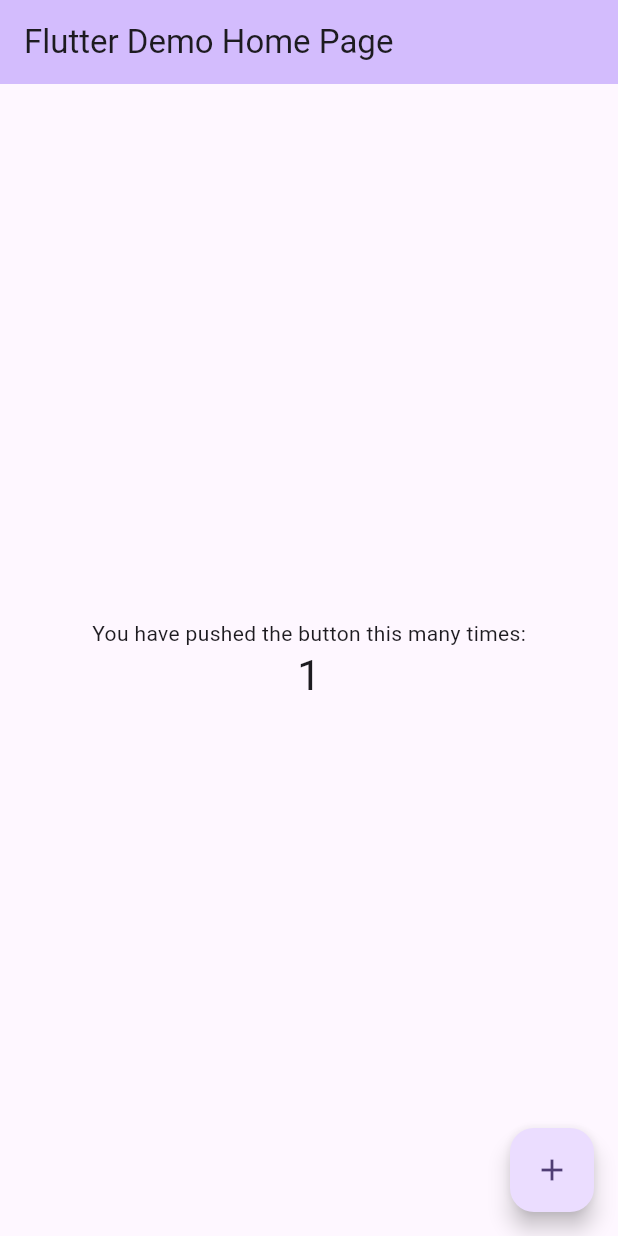
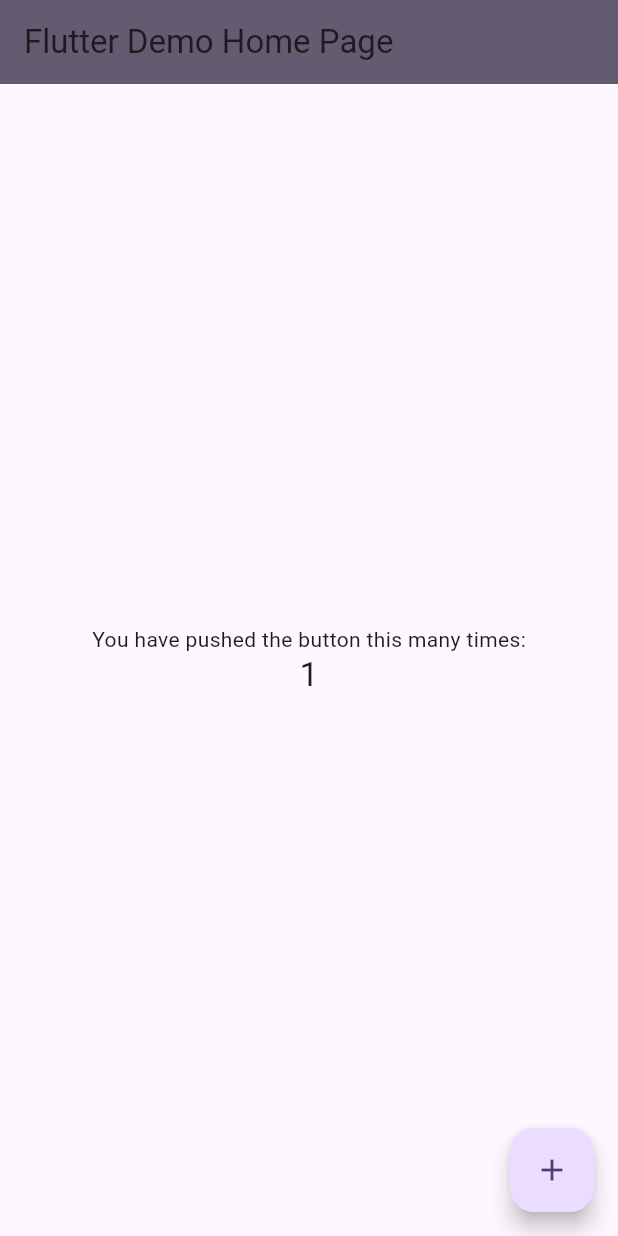
Before and after one commit to dsyndsyn/demo-project, a Flutter app: the screen it shows after launch, after a tap on the "add" icon, on a phone screen of 412 x 824 dp. Run offline on Flutter 3.47's test engine with Material 3 defaults, Android fonts, the phone set to English and light mode, and no system bars.

Commit message:
Final Commit

```diff
--- a/lib/main.dart
+++ b/lib/main.dart
@@ -1,33 +1,23 @@
 import 'package:flutter/material.dart';
+import 'package:provider/provider.dart';
 
 void main() {
-  runApp(const MyApp());
+  runApp(
+    ChangeNotifierProvider(
+      create: (context) => Counter(), // Provide the Counter instance
+      child: const MyApp(),
+    ),
+  );
 }
 
 class MyApp extends StatelessWidget {
-  const MyApp({super.key});
+  const MyApp({Key? key}) : super(key: key);
 
-  // This widget is the root of your application.
   @override
   Widget build(BuildContext context) {
     return MaterialApp(
       title: 'Flutter Demo',
       theme: ThemeData(
-        // This is the theme of your application.
-        //
-        // TRY THIS: Try running your application with "flutter run". You'll see
-        // the application has a purple toolbar. Then, without quitting the app,
-        // try changing the seedColor in the colorScheme below to Colors.green
-        // and then invoke "hot reload" (save your changes or press the "hot
-        // reload" button in a Flutter-supported IDE, or press "r" if you used
-        // the command line to start the app).
-        //
-        // Notice that the counter didn't reset back to zero; the application
-        // state is not lost during the reload. To reset the state, use hot
-        // restart instead.
-        //
-        // This works for code too, not just values: Most code changes can be
-        // tested with just a hot reload.
         colorScheme: ColorScheme.fromSeed(seedColor: Colors.deepPurple),
         useMaterial3: true,
       ),
@@ -36,90 +26,56 @@ class MyApp extends StatelessWidget {
   }
 }
 
-class MyHomePage extends StatefulWidget {
-  const MyHomePage({super.key, required this.title});
-
-  // This widget is the home page of your application. It is stateful, meaning
-  // that it has a State object (defined below) that contains fields that affect
-  // how it looks.
-
-  // This class is the configuration for the state. It holds the values (in this
-  // case the title) provided by the parent (in this case the App widget) and
-  // used by the build method of the State. Fields in a Widget subclass are
-  // always marked "final".
+class MyHomePage extends StatelessWidget {
+  const MyHomePage({Key? key, required this.title}) : super(key: key);
 
   final String title;
 
   @override
-  State<MyHomePage> createState() => _MyHomePageState();
-}
-
-class _MyHomePageState extends State<MyHomePage> {
-  int _counter = 0;
-
-  void _incrementCounter() {
-    setState(() {
-      // This call to setState tells the Flutter framework that something has
-      // changed in this State, which causes it to rerun the build method below
-      // so that the display can reflect the updated values. If we changed
-      // _counter without calling setState(), then the build method would not be
-      // called again, and so nothing would appear to happen.
-      _counter++;
-    });
-  }
-
-  @override
   Widget build(BuildContext context) {
-    // This method is rerun every time setState is called, for instance as done
-    // by the _incrementCounter method above.
-    //
-    // The Flutter framework has been optimized to make rerunning build methods
-    // fast, so that you can just rebuild anything that needs updating rather
-    // than having to individually change instances of widgets.
     return Scaffold(
       appBar: AppBar(
-        // TRY THIS: Try changing the color here to a specific color (to
-        // Colors.amber, perhaps?) and trigger a hot reload to see the AppBar
-        // change color while the other colors stay the same.
-        backgroundColor: Theme.of(context).colorScheme.inversePrimary,
-        // Here we take the value from the MyHomePage object that was created by
-        // the App.build method, and use it to set our appbar title.
-        title: Text(widget.title),
+        backgroundColor: Theme.of(context).colorScheme.secondary,
+        title: Text(title),
       ),
       body: Center(
-        // Center is a layout widget. It takes a single child and positions it
-        // in the middle of the parent.
         child: Column(
-          // Column is also a layout widget. It takes a list of children and
-          // arranges them vertically. By default, it sizes itself to fit its
-          // children horizontally, and tries to be as tall as its parent.
-          //
-          // Column has various properties to control how it sizes itself and
-          // how it positions its children. Here we use mainAxisAlignment to
-          // center the children vertically; the main axis here is the vertical
-          // axis because Columns are vertical (the cross axis would be
-          // horizontal).
-          //
-          // TRY THIS: Invoke "debug painting" (choose the "Toggle Debug Paint"
-          // action in the IDE, or press "p" in the console), to see the
-          // wireframe for each widget.
           mainAxisAlignment: MainAxisAlignment.center,
           children: <Widget>[
             const Text(
               'You have pushed the button this many times:',
             ),
-            Text(
-              '$_counter',
-              style: Theme.of(context).textTheme.headlineMedium,
+            // Use the Consumer widget to listen for changes in the Counter and update the UI accordingly
+            Consumer<Counter>(
+              builder: (context, counter, child) {
+                return Text(
+                  '${counter.count}',
+                  style: Theme.of(context).textTheme.headline6,
+                );
+              },
             ),
           ],
         ),
       ),
       floatingActionButton: FloatingActionButton(
-        onPressed: _incrementCounter,
+        onPressed: () {
+          // Access the Counter instance using the Provider.of method and call its increment method
+          Provider.of<Counter>(context, listen: false).increment();
+        },
         tooltip: 'Increment',
         child: const Icon(Icons.add),
-      ), // This trailing comma makes auto-formatting nicer for build methods.
+      ),
     );
   }
 }
+
+class Counter extends ChangeNotifier {
+  int _count = 0;
+
+  int get count => _count;
+
+  void increment() {
+    _count++;
+    notifyListeners(); // Notify listeners about the state change
+  }
+}
--- a/pubspec.yaml
+++ b/pubspec.yaml
@@ -35,6 +35,7 @@ dependencies:
   # The following adds the Cupertino Icons font to your application.
   # Use with the CupertinoIcons class for iOS style icons.
   cupertino_icons: ^1.0.6
+  provider: ^6.1.2
 
 dev_dependencies:
   flutter_test:
```
Also changed, not shown: pubspec.lock.
